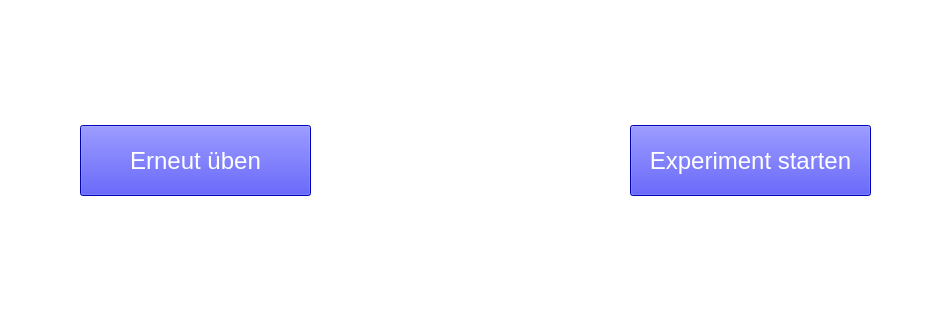
Qt form forms/repeat_test.ui (IKI-Lab/auscultation_AI_noise_exp) before a commit; both pictures show x 260 to 1211 and y 345 to 665 of the 1440 by 757 pixel window.
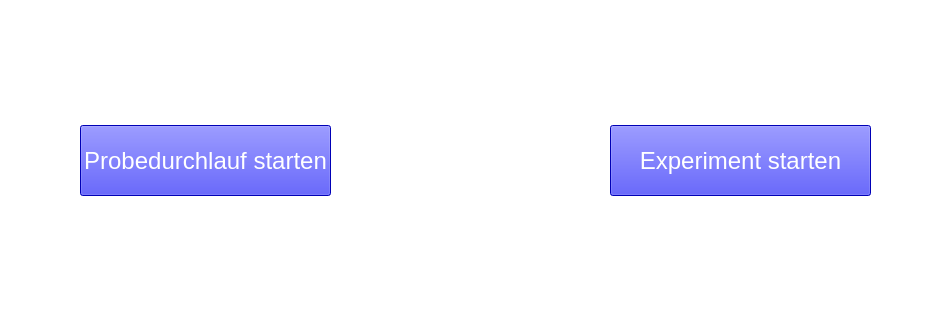
The same form after that commit.

Diff of the .ui file:
```diff
--- a/forms/repeat_test.ui
+++ b/forms/repeat_test.ui
@@ -51,9 +51,9 @@
    <widget class="QPushButton" name="start">
     <property name="geometry">
      <rect>
-      <x>960</x>
+      <x>940</x>
       <y>490</y>
-      <width>241</width>
+      <width>261</width>
       <height>71</height>
      </rect>
     </property>
@@ -69,7 +69,7 @@
      <rect>
       <x>410</x>
       <y>490</y>
-      <width>231</width>
+      <width>251</width>
       <height>71</height>
      </rect>
     </property>
@@ -77,7 +77,7 @@
      <string notr="true">background-color:blue;font: 24px; color: white;</string>
     </property>
     <property name="text">
-     <string>Erneut üben</string>
+     <string>Probedurchlauf starten</string>
     </property>
    </widget>
   </widget>
```
